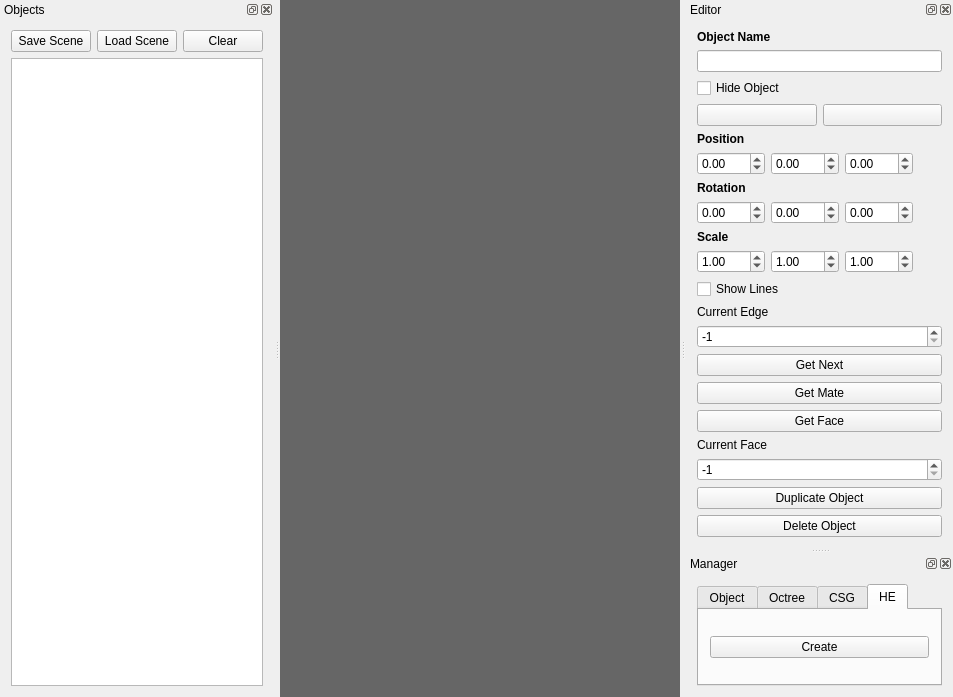
Above: ModelagemQT/mainwindow.ui from RicardoBusta/Doutorado before the change. Below: the same form after it.
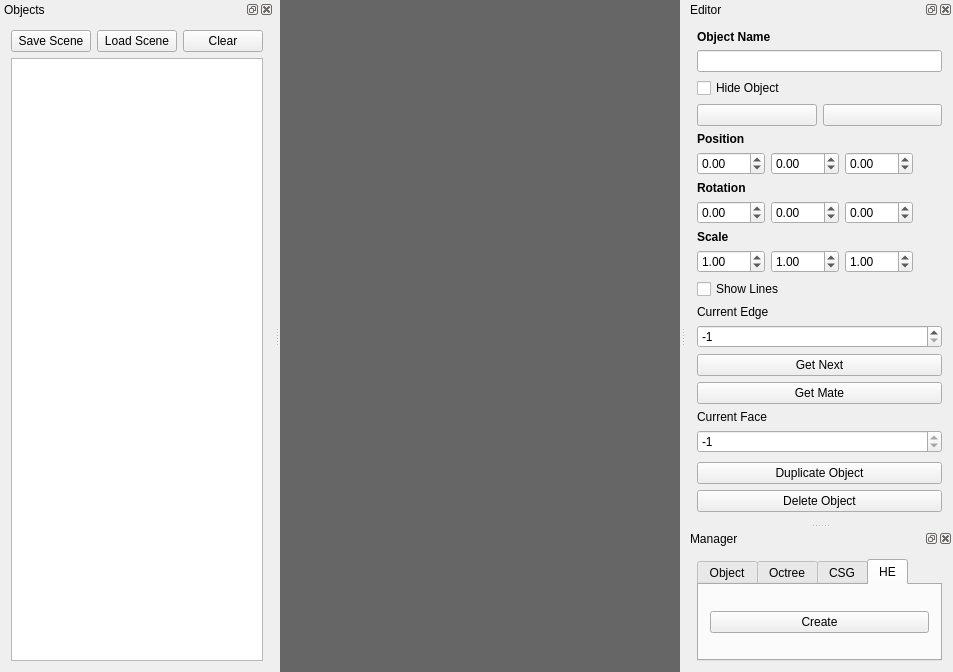
That is the form after the change. Custom widgets are drawn as their Qt base class.

Patch:
```diff
--- a/ModelagemQT/mainwindow.ui
+++ b/ModelagemQT/mainwindow.ui
@@ -7,7 +7,7 @@
     <x>0</x>
     <y>0</y>
     <width>953</width>
-    <height>661</height>
+    <height>672</height>
    </rect>
   </property>
   <property name="windowTitle">
@@ -384,13 +384,6 @@
            </property>
           </widget>
          </item>
-         <item>
-          <widget class="QPushButton" name="face_pushButton">
-           <property name="text">
-            <string>Get Face</string>
-           </property>
-          </widget>
-         </item>
          <item>
           <widget class="QLabel" name="label_10">
            <property name="text">
@@ -400,6 +393,9 @@
          </item>
          <item>
           <widget class="QSpinBox" name="face_spinBox">
+           <property name="readOnly">
+            <bool>true</bool>
+           </property>
            <property name="minimum">
             <number>-1</number>
            </property>
```
